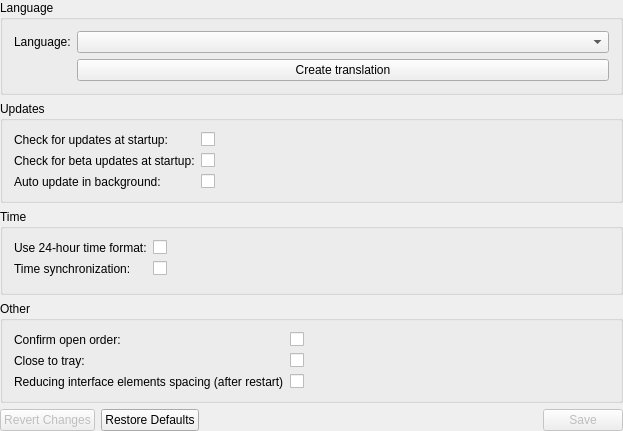
JulyIghor/QtBitcoinTrader, file src/settings/settingsgeneral.ui: the form before one commit.
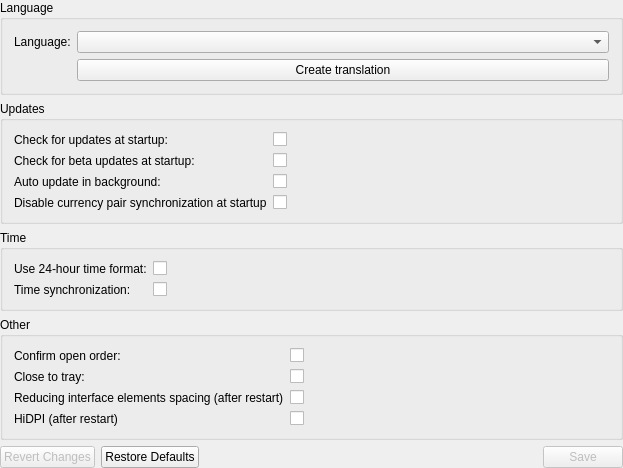
The form after the commit.

The edit to the form file:
```diff
--- a/src/settings/settingsgeneral.ui
+++ b/src/settings/settingsgeneral.ui
@@ -7,7 +7,7 @@
     <x>0</x>
     <y>0</y>
     <width>623</width>
-    <height>431</height>
+    <height>433</height>
    </rect>
   </property>
   <property name="windowTitle">
@@ -116,6 +116,33 @@
         </property>
        </widget>
       </item>
+      <item row="2" column="1">
+       <widget class="QCheckBox" name="autoUpdateCheckBox">
+        <property name="text">
+         <string/>
+        </property>
+       </widget>
+      </item>
+      <item row="3" column="0">
+       <widget class="QLabel" name="disablePairSyncLabel">
+        <property name="accessibleName">
+         <string>SETTINGS_DISABLE_PAIR_SYNC</string>
+        </property>
+        <property name="text">
+         <string>Disable currency pair synchronization at startup</string>
+        </property>
+        <property name="buddy">
+         <cstring>disablePairSyncCheckBox</cstring>
+        </property>
+       </widget>
+      </item>
+      <item row="3" column="1">
+       <widget class="QCheckBox" name="disablePairSyncCheckBox">
+        <property name="text">
+         <string/>
+        </property>
+       </widget>
+      </item>
       <item row="2" column="0">
        <widget class="QLabel" name="autoUpdateLabel">
         <property name="enabled">
@@ -127,15 +154,8 @@
         <property name="text">
          <string>Auto update in background:</string>
         </property>
-       </widget>
-      </item>
-      <item row="2" column="1">
-       <widget class="QCheckBox" name="autoUpdateCheckBox">
-        <property name="enabled">
-         <bool>true</bool>
-        </property>
-        <property name="text">
-         <string/>
+        <property name="buddy">
+         <cstring>autoUpdateCheckBox</cstring>
         </property>
        </widget>
       </item>
@@ -263,6 +283,26 @@
         </property>
        </widget>
       </item>
+      <item row="3" column="0">
+       <widget class="QLabel" name="hiDpiLabel">
+        <property name="accessibleName">
+         <string>SETTINGS_HIDPI</string>
+        </property>
+        <property name="text">
+         <string>HiDPI (after restart)</string>
+        </property>
+        <property name="buddy">
+         <cstring>hiDpiCheckBox</cstring>
+        </property>
+       </widget>
+      </item>
+      <item row="3" column="1">
+       <widget class="QCheckBox" name="hiDpiCheckBox">
+        <property name="text">
+         <string/>
+        </property>
+       </widget>
+      </item>
      </layout>
     </widget>
    </item>
```
Left out of the diff: 88 changed lines with no effect on the pictures.
